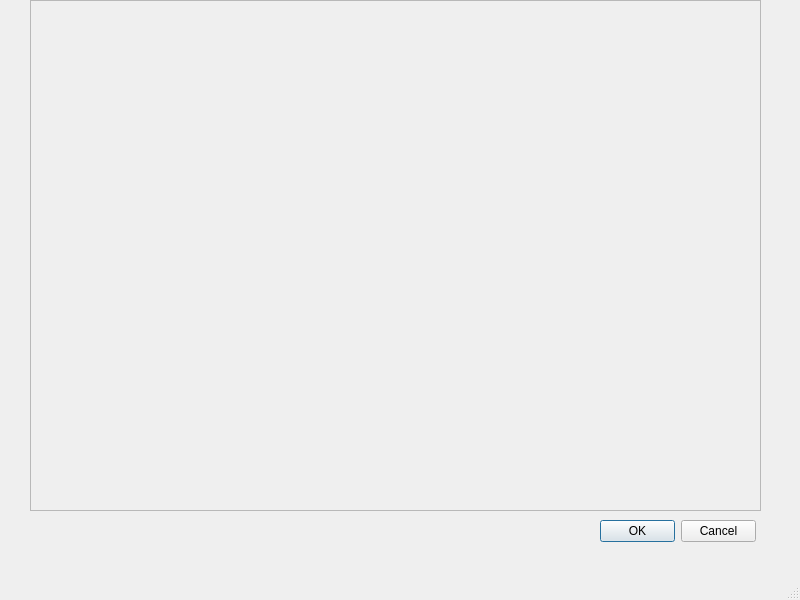
This is PersonalQtManager/DataVisualizationCore/DataVisualWindow.ui in Small-wolf-sy/PersonaManager as Qt 5 draws it before an edit. The edited form follows.
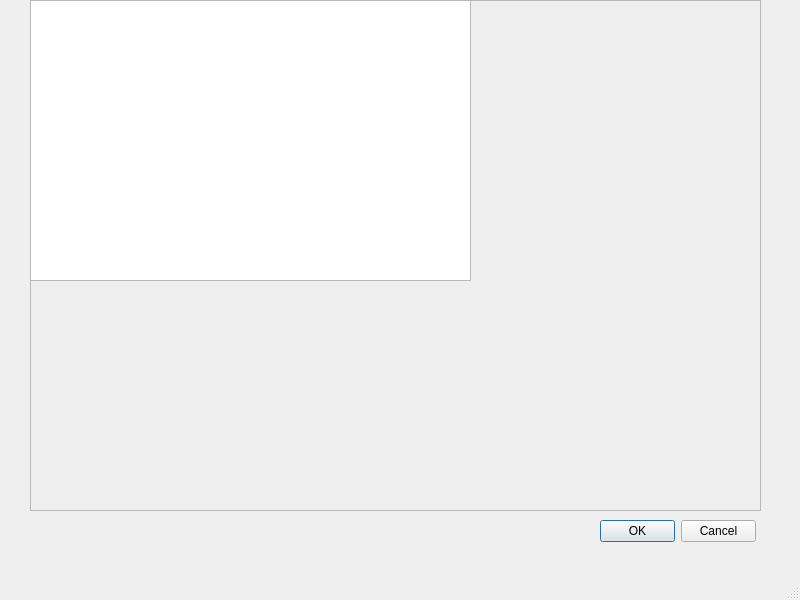
This is the edited form.

```diff
--- a/PersonalQtManager/DataVisualizationCore/DataVisualWindow.ui
+++ b/PersonalQtManager/DataVisualizationCore/DataVisualWindow.ui
@@ -42,6 +42,44 @@
       <string/>
      </property>
     </widget>
+    <widget class="QGraphicsView" name="mainGraphicView">
+     <property name="geometry">
+      <rect>
+       <x>0</x>
+       <y>0</y>
+       <width>441</width>
+       <height>281</height>
+      </rect>
+     </property>
+     <property name="backgroundBrush">
+      <brush brushstyle="NoBrush">
+       <color alpha="0">
+        <red>0</red>
+        <green>0</green>
+        <blue>0</blue>
+       </color>
+      </brush>
+     </property>
+     <property name="foregroundBrush">
+      <brush brushstyle="NoBrush">
+       <color alpha="0">
+        <red>0</red>
+        <green>0</green>
+        <blue>0</blue>
+       </color>
+      </brush>
+     </property>
+    </widget>
+    <widget class="QWidget" name="testWidget" native="true">
+     <property name="geometry">
+      <rect>
+       <x>440</x>
+       <y>280</y>
+       <width>281</width>
+       <height>231</height>
+      </rect>
+     </property>
+    </widget>
    </widget>
    <widget class="QDialogButtonBox" name="checkbuttonbox">
     <property name="geometry">
```
